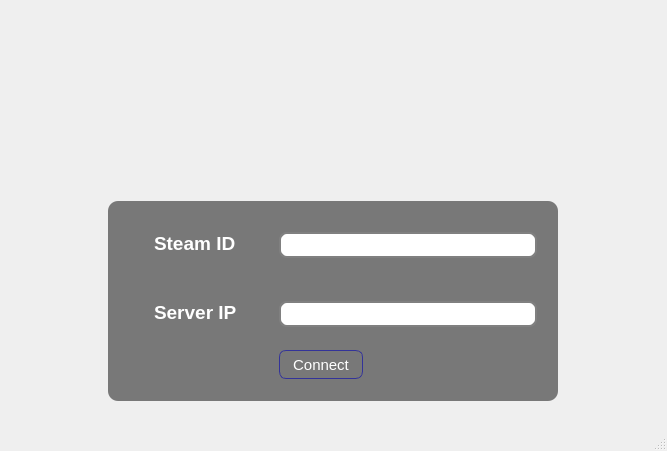
Above: GUI QT/SoundData/login_window.ui from SoundData/Gui before the change. Below: the same form after it.
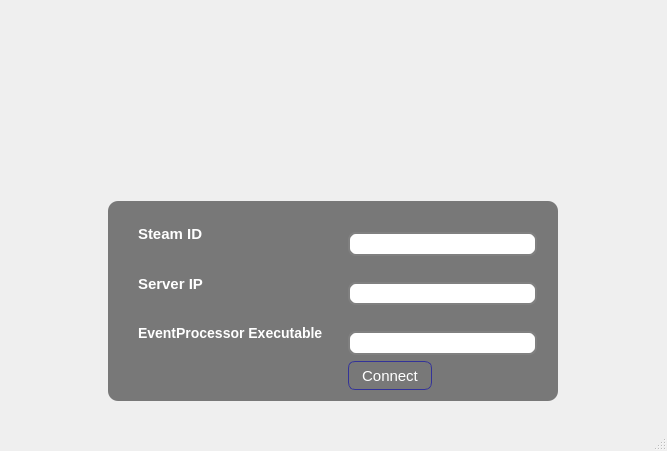
That is the form after the change. Icons and pictures are not drawn.

Diff of the .ui file:
```diff
--- a/GUI QT/SoundData/login_window.ui
+++ b/GUI QT/SoundData/login_window.ui
@@ -13,7 +13,7 @@
   <property name="minimumSize">
    <size>
     <width>550</width>
-    <height>270</height>
+    <height>400</height>
    </size>
   </property>
   <property name="maximumSize">
@@ -34,6 +34,7 @@
 	min-width: 550px; 
 }
 
+
 #logInFrame 
 {
 	background-color: rgba(0, 0, 0, 0.5);
@@ -75,11 +76,15 @@
 QLabel 
 {
 	font-weight: bold;
-	padding: 20px 30px;
-	font-size:19px;
+	padding: 15px 15px;
+	font-size:15px;
 	color:white; 
 }
 
+#label_3
+{
+	font-size:14px; 
+}
 #widget
 {
 	image: url(:/images/images/title_game.png);
@@ -99,18 +104,18 @@
       <zorder>logInFrame</zorder>
      </widget>
     </item>
-    <item row="1" column="0" alignment="Qt::AlignHCenter">
+    <item row="2" column="0" alignment="Qt::AlignHCenter">
      <widget class="QFrame" name="logInFrame">
       <property name="minimumSize">
        <size>
         <width>450</width>
-        <height>200</height>
+        <height>220</height>
        </size>
       </property>
       <property name="maximumSize">
        <size>
         <width>450</width>
-        <height>200</height>
+        <height>225</height>
        </size>
       </property>
       <property name="layoutDirection">
@@ -151,7 +156,17 @@
          <item row="1" column="1">
           <widget class="QLineEdit" name="lineEdit_2"/>
          </item>
+         <item row="2" column="0">
+          <widget class="QLabel" name="label_3">
+           <property name="text">
+            <string>EventProcessor Executable</string>
+           </property>
+          </widget>
+         </item>
          <item row="2" column="1">
+          <widget class="QLineEdit" name="lineEdit_3"/>
+         </item>
+         <item row="3" column="1">
           <widget class="QPushButton" name="pushButton">
            <property name="text">
             <string>Connect</string>
```
Left out of the diff: 1 changed line with no effect on the pictures.
